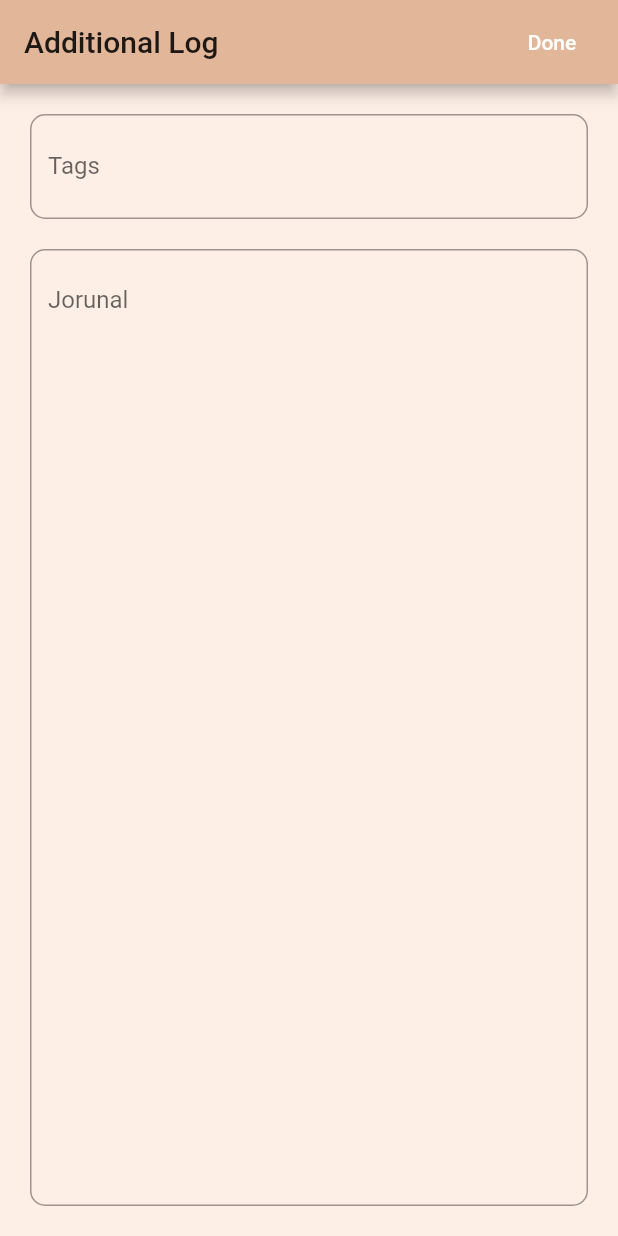
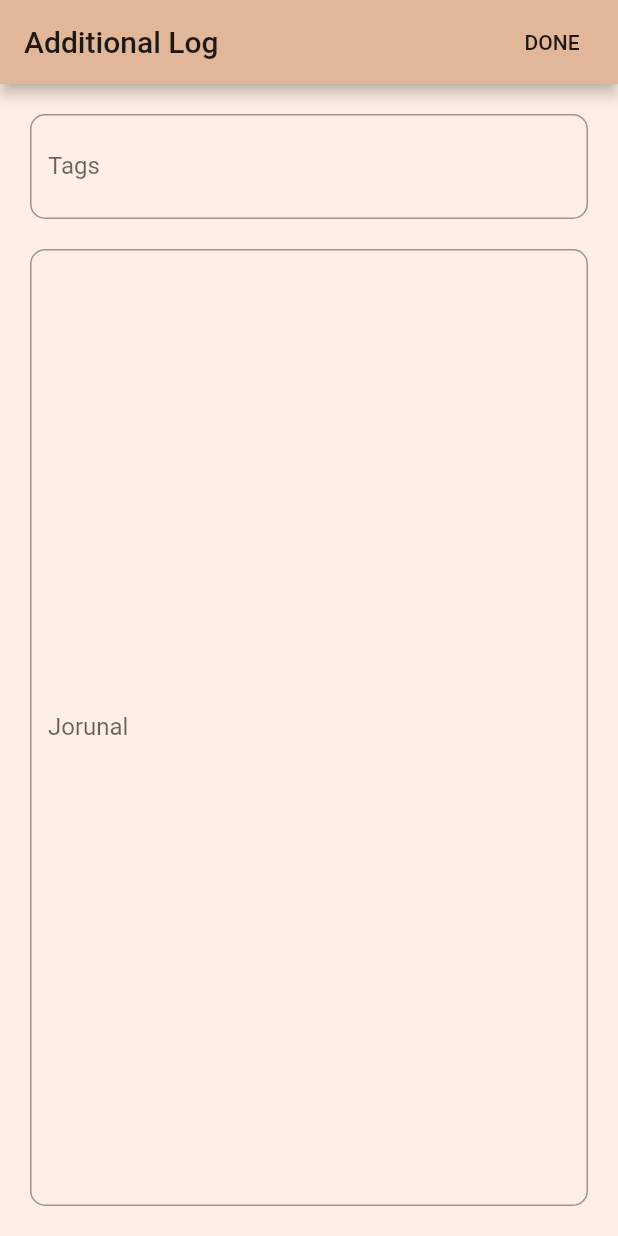
Before and after one commit to Global-Innovation-Exchange/DOS, a Flutter app: the AdditionalLog screen opened directly with empty values, on a phone screen of 412 x 824 dp. Run offline on Flutter 3.47's test engine with Material 2 defaults, Android fonts, the phone set to English and light mode, and no system bars; drawn by our look-alikes of flutter_chips_input; our stand-ins replace sqflite; accounts and stored records are empty.

Commit message:
Make the done button be consistent

```diff
--- a/lib/additional_log.dart
+++ b/lib/additional_log.dart
@@ -30,8 +30,7 @@ class _AdditionalLogState extends State<AdditionalLog> {
         automaticallyImplyLeading: false,
         actions: <Widget>[
           FlatButton(
-            textColor: Colors.white,
-            child: Text('Done'),
+            child: Text('DONE'),
             onPressed: () {
               Navigator.pop(context);
             },
@@ -89,7 +88,6 @@ class _AdditionalLogState extends State<AdditionalLog> {
                 controller: _jorunalController,
                 decoration: InputDecoration(
                   labelText: 'Jorunal',
-                  alignLabelWithHint: true,
                   border: inputBorder,
                 ),
                 keyboardType: TextInputType.multiline,
```
